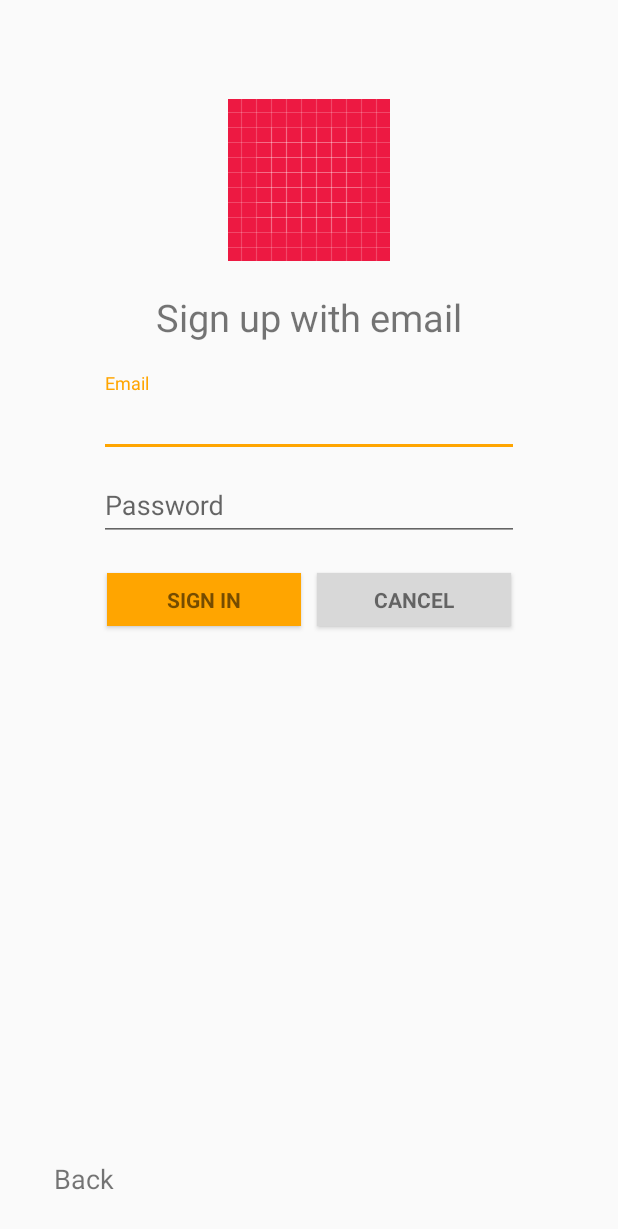
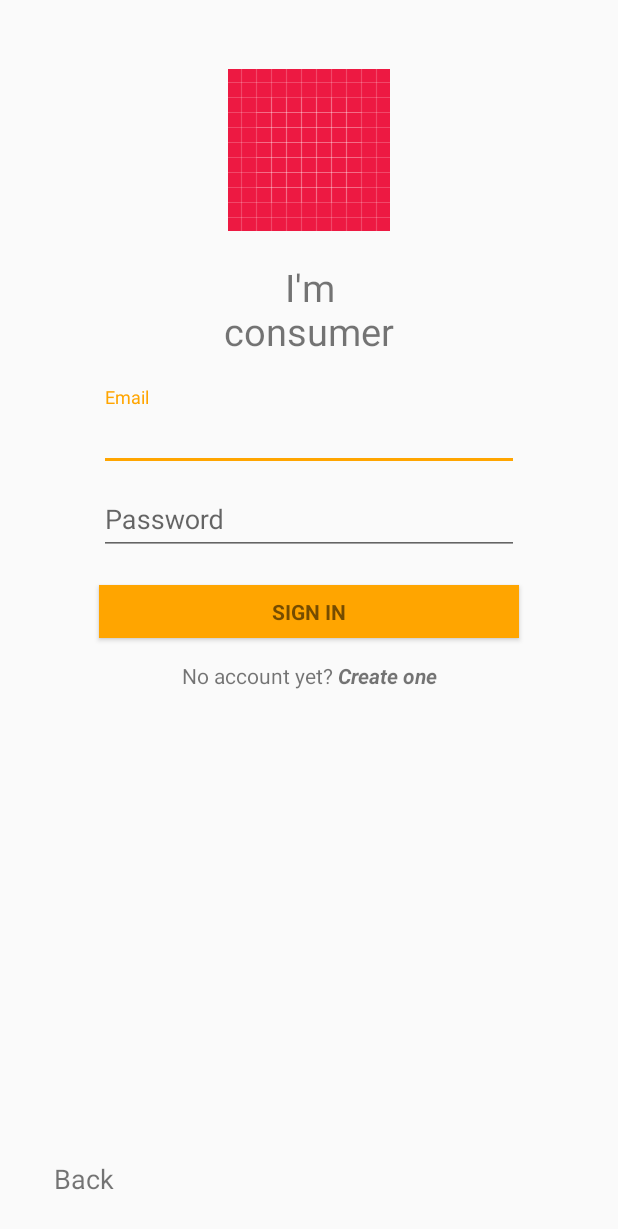
Before and after one commit to Jaylers/save-together, an Android app: the EmailSignInActivity screen opened directly, with no data from a screen before it, on a phone screen of 412 x 824 dp. Shown: the top 1229 px of the screen. Run offline under Robolectric (Android 15) with nearby library versions, the phone set to English and light mode, and no system bars; our stand-ins replace ButterKnife; 2 statements that could not run were skipped.

Commit message:
new email reg that separated from sign in

```diff
--- a/app/build.gradle
+++ b/app/build.gradle
@@ -58,6 +58,7 @@ def image = dependencyGroup {
 
 def dialog = dependencyGroup {
     compile 'cc.cloudist.acplibrary:library:1.2.1'
+    compile 'com.github.Shashank02051997:FancyToast-Android:0.1.3'
 }
 
 def test = dependencyGroup {
--- a/app/src/main/res/layout/activity_auth_email_sign_in.xml
+++ b/app/src/main/res/layout/activity_auth_email_sign_in.xml
@@ -28,103 +28,96 @@
             android:id="@+id/email_sign_app_logo"
             android:layout_width="match_parent"
             android:layout_height="wrap_content"
-            android:src="@drawable/ic_launcher_background"
-            android:layout_marginTop="50dp"/>
+            android:layout_marginTop="30dp"
+            android:src="@drawable/ic_launcher_background" />
+
         <TextView
             android:id="@+id/email_sign_title"
-            android:layout_below="@+id/email_sign_app_logo"
-            android:padding="20dp"
             android:layout_width="match_parent"
             android:layout_height="wrap_content"
+            android:layout_below="@+id/email_sign_app_logo"
             android:gravity="center"
-            android:textSize="25sp"
-            android:text="@string/auth_message_with_email"/>
+            android:padding="20dp"
+            android:text="@string/auth_message_im_consumer"
+            android:textSize="25sp" />
 
         <android.support.design.widget.TextInputLayout
             android:id="@+id/tilemail"
-            android:layout_below="@+id/email_sign_title"
             android:layout_width="match_parent"
-            android:layout_height="wrap_content">
+            android:layout_height="wrap_content"
+            android:layout_below="@+id/email_sign_title">
 
             <AutoCompleteTextView
                 android:id="@+id/email"
                 android:layout_width="match_parent"
                 android:layout_height="wrap_content"
+                android:layout_marginEnd="50dp"
+                android:layout_marginStart="50dp"
                 android:hint="@string/prompt_email"
                 android:inputType="textEmailAddress"
                 android:maxLines="1"
-                android:layout_marginStart="50dp"
-                android:layout_marginEnd="50dp"
                 android:singleLine="true" />
 
         </android.support.design.widget.TextInputLayout>
 
         <android.support.design.widget.TextInputLayout
             android:id="@+id/tilpassword"
-            android:layout_below="@+id/tilemail"
             android:layout_width="match_parent"
-            android:layout_height="wrap_content">
+            android:layout_height="wrap_content"
+            android:layout_below="@+id/tilemail">
 
             <EditText
                 android:id="@+id/password"
                 android:layout_width="match_parent"
                 android:layout_height="wrap_content"
+                android:layout_marginEnd="50dp"
+                android:layout_marginStart="50dp"
                 android:hint="@string/prompt_password"
                 android:imeActionId="6"
                 android:imeActionLabel="@string/action_sign_in_short"
                 android:imeOptions="actionUnspecified"
                 android:inputType="textPassword"
                 android:maxLines="1"
-                android:layout_marginStart="50dp"
-                android:layout_marginEnd="50dp"
                 android:singleLine="true" />
 
         </android.support.design.widget.TextInputLayout>
 
-        <LinearLayout
-            android:id="@+id/linear_button_group"
+        <Button
+            android:id="@+id/email_sign_in_button"
+            style="?android:textAppearanceSmall"
+            android:layout_width="match_parent"
+            android:layout_height="35dp"
+            android:layout_below="@+id/tilpassword"
+            android:layout_marginEnd="50dp"
+            android:layout_marginStart="50dp"
+            android:layout_marginTop="20dp"
+            android:layout_weight="1"
+            android:background="@color/colorAccent"
+            android:text="@string/action_sign_in_short"
+            android:textStyle="bold" />
+
+        <TextView
+            android:id="@+id/email_reg_text_btn"
+            style="?android:textAppearanceSmall"
             android:layout_width="match_parent"
             android:layout_height="wrap_content"
-            android:orientation="horizontal"
-            android:layout_below="@+id/tilpassword"
-            android:layout_marginTop="16dp"
+            android:layout_below="@+id/email_sign_in_button"
+            android:layout_weight="1"
+            android:padding="15dp"
             android:layout_marginStart="50dp"
             android:layout_marginEnd="50dp"
-            android:weightSum="2">
-
-            <Button
-                android:id="@+id/email_sign_in_button"
-                style="?android:textAppearanceSmall"
-                android:layout_width="match_parent"
-                android:layout_height="35dp"
-                android:text="@string/action_sign_in_short"
-                android:textStyle="bold"
-                android:layout_margin="5dp"
-                android:background="@color/colorAccent"
-                android:layout_weight="1"/>
-
-            <Button
-                android:id="@+id/email_cancel_button"
-                style="?android:textAppearanceSmall"
-                android:layout_width="match_parent"
-                android:layout_height="35dp"
-                android:text="@string/app_message_cancel"
-                android:textStyle="bold"
-                android:layout_margin="5dp"
-                android:background="@color/colorSilver"
-                android:layout_weight="1"/>
-
-        </LinearLayout>
+            android:text="@string/app_message_not_account_yet"
+            android:textAlignment="center"/>
 
         <TextView
             android:id="@+id/txt_email_sign_in_back"
-            android:text="@string/app_message_back"
+            android:layout_width="100dp"
+            android:layout_height="wrap_content"
+            android:layout_alignParentBottom="true"
             android:layout_marginStart="10dp"
             android:padding="10dp"
-            android:textSize="18sp"
-            android:layout_alignParentBottom="true"
-            android:layout_width="100dp"
-            android:layout_height="wrap_content" />
+            android:text="@string/app_message_back"
+            android:textSize="18sp" />
 
     </RelativeLayout>
 </LinearLayout>
--- a/build.gradle
+++ b/build.gradle
@@ -19,6 +19,7 @@ allprojects {
     repositories {
         google()
         jcenter()
+        maven { url "https://jitpack.io" }
     }
 }
 
```
Also changed, not shown: app/src/main/AndroidManifest.xml (+9 -7 lines), app/src/main/res/layout/activity_email_register.xml (added, +123 -0 lines), app/src/main/res/values/strings.xml (+8 -1 lines).
